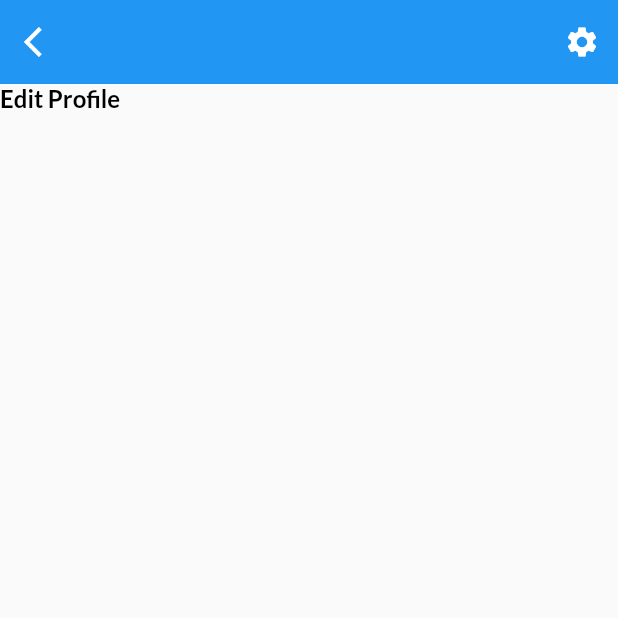
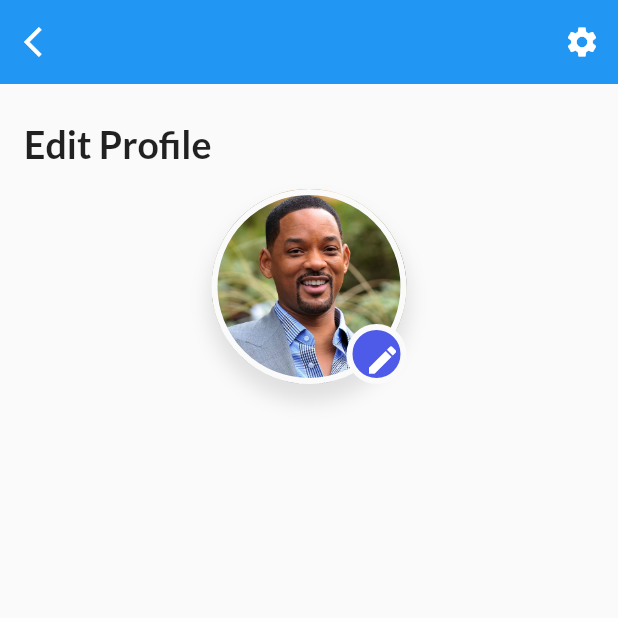
Before and after one commit to Chirag123-bit/HireHubApp, a Flutter app: the screen it shows after launch, on a phone screen of 412 x 824 dp, the top half of it. Run offline on Flutter 3.47's test engine with Material 2 defaults, Android fonts, the phone set to English and light mode, and no system bars; our stand-ins replace carousel_slider, date_picker_timeline, dio, equatable, flutter_local_notifications, flutter_native_timezone and 10 more; accounts and stored records are empty.

Commit message:
Started working on basic profile settings

```diff
--- a/lib/config/Constants.dart
+++ b/lib/config/Constants.dart
@@ -11,13 +11,11 @@ const kOrange = Color(0xFFFA5805);
 var kPageTitleStyle = GoogleFonts.roboto(
   fontSize: 23,
   fontWeight: FontWeight.w800,
-  color: kBlack,
   wordSpacing: 2.5,
 );
 var kTitleStyle = GoogleFonts.roboto(
   fontSize: 18,
   fontWeight: FontWeight.w600,
-  color: kBlack,
 );
 var kSubtitleStyle = GoogleFonts.roboto(
   fontSize: 14,
--- a/lib/screens/applicant/settings/basic_info_screen.dart
+++ b/lib/screens/applicant/settings/basic_info_screen.dart
@@ -1,4 +1,5 @@
 import 'package:flutter/material.dart';
+import 'package:google_fonts/google_fonts.dart';
 import 'package:hirehub/theme/Theme.dart';
 
 class EditBasicInfoScreen extends StatefulWidget {
@@ -26,12 +27,68 @@ class _EditBasicInfoScreenState extends State<EditBasicInfoScreen> {
         ],
       ),
       body: Container(
+          padding: const EdgeInsets.only(left: 16, top: 25, right: 16),
           child: ListView(
             children: [
               Text(
                 "Edit Profile",
-            style: titleStyle,
+                style: GoogleFonts.lato(
+                  textStyle: const TextStyle(
+                    fontSize: 25,
+                    fontWeight: FontWeight.w600,
+                  ),
+                ),
+              ),
+              const SizedBox(
+                height: 15,
+              ),
+              Center(
+                child: Stack(children: [
+                  Container(
+                    width: 130,
+                    height: 130,
+                    decoration: BoxDecoration(
+                      shape: BoxShape.circle,
+                      border: Border.all(
+                          width: 4,
+                          color: Theme.of(context).scaffoldBackgroundColor),
+                      boxShadow: [
+                        BoxShadow(
+                            blurRadius: 10,
+                            spreadRadius: 2,
+                            color: Colors.black.withOpacity(0.1),
+                            offset: const Offset(0, 10)),
+                      ],
+                      image: DecorationImage(
+                          image: Image.asset("assets/images/profile.jpg").image,
+                          fit: BoxFit.cover),
+                    ),
+                  ),
+                  Positioned(
+                    bottom: 0,
+                    right: 0,
+                    child: Container(
+                      height: 40,
+                      width: 40,
+                      decoration: BoxDecoration(
+                        shape: BoxShape.circle,
+                        color: primaryClr,
+                        border: Border.all(
+                          width: 4,
+                          color: Theme.of(context).scaffoldBackgroundColor,
+                        ),
+                      ),
+                      child: IconButton(
+                        onPressed: () {},
+                        icon: const Icon(
+                          Icons.edit,
+                          color: Colors.white,
+                        ),
+                      ),
+                    ),
                   )
+                ]),
+              ),
             ],
           )),
     );
```
Lines whose indentation alone changed are shown as unchanged.
